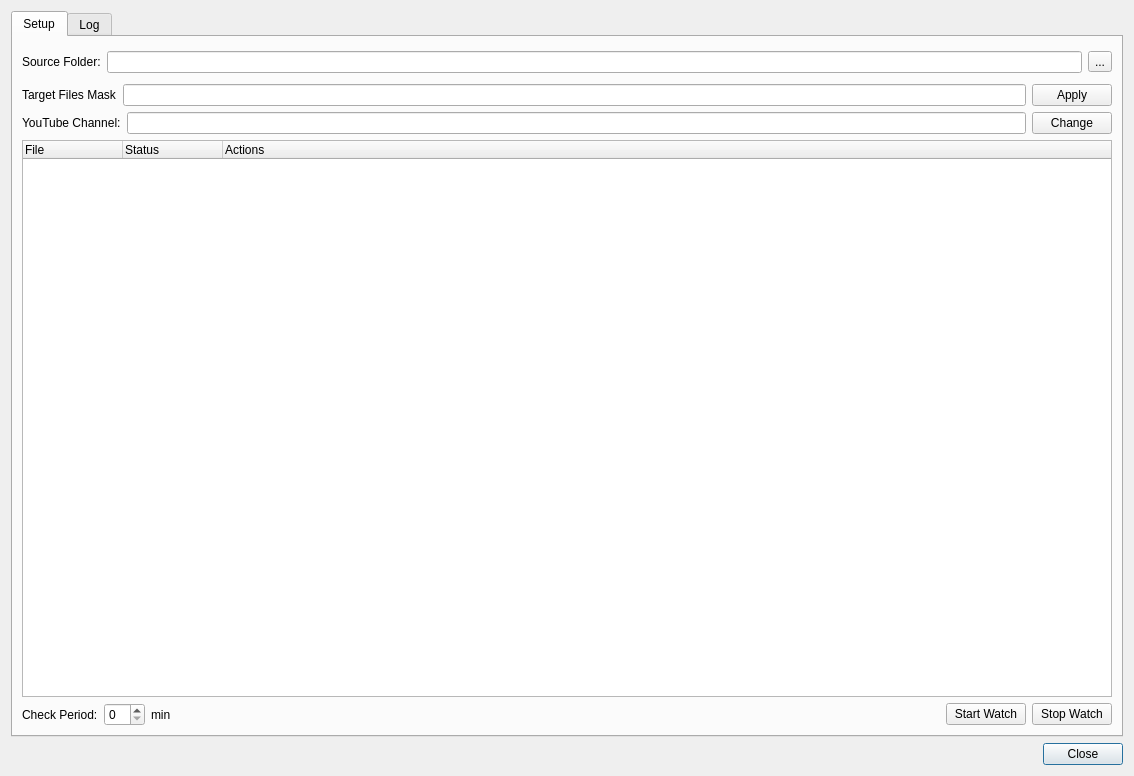
First picture: the form in main_dialog.ui, repository DiPaolo/watchdog-yt-uploader, before the edit.
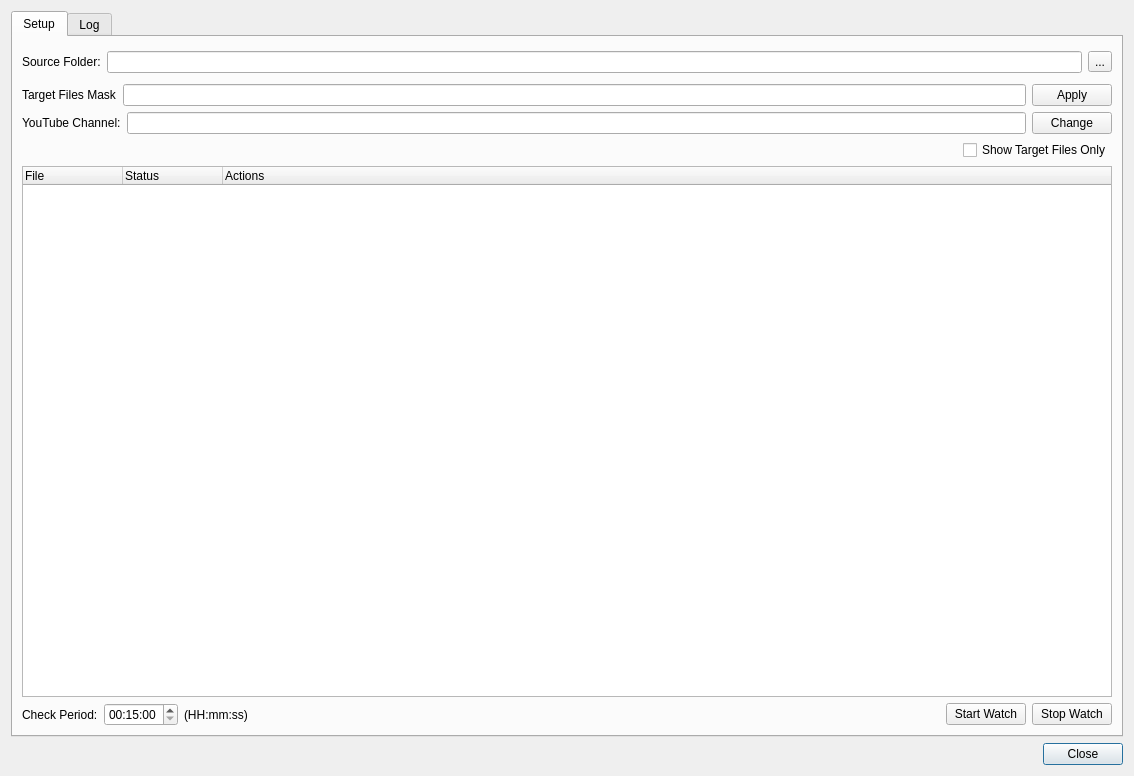
Second picture: the form after the edit.

Commit message: next portion of UI improvements

```diff
--- a/main_dialog.ui
+++ b/main_dialog.ui
@@ -129,6 +129,37 @@
         </layout>
        </item>
        <item row="3" column="0">
+        <layout class="QHBoxLayout" name="horizontalLayout_3">
+         <item>
+          <widget class="QLabel" name="target_files_stats">
+           <property name="text">
+            <string>&lt;placeholder&gt;</string>
+           </property>
+          </widget>
+         </item>
+         <item>
+          <spacer name="horizontalSpacer_2">
+           <property name="orientation">
+            <enum>Qt::Horizontal</enum>
+           </property>
+           <property name="sizeHint" stdset="0">
+            <size>
+             <width>40</width>
+             <height>20</height>
+            </size>
+           </property>
+          </spacer>
+         </item>
+         <item>
+          <widget class="QCheckBox" name="show_target_files_only">
+           <property name="text">
+            <string>Show Target Files Only</string>
+           </property>
+          </widget>
+         </item>
+        </layout>
+       </item>
+       <item row="4" column="0">
         <widget class="QTreeWidget" name="files_tree">
          <attribute name="headerStretchLastSection">
           <bool>true</bool>
@@ -150,7 +181,7 @@
          </column>
         </widget>
        </item>
-       <item row="4" column="0">
+       <item row="5" column="0">
         <layout class="QHBoxLayout" name="horizontalLayout_6">
          <item>
           <widget class="QLabel" name="label_6">
@@ -160,12 +191,23 @@
           </widget>
          </item>
          <item>
-          <widget class="QSpinBox" name="spinBox"/>
+          <widget class="QTimeEdit" name="check_period">
+           <property name="displayFormat">
+            <string>HH:mm:ss</string>
+           </property>
+           <property name="time">
+            <time>
+             <hour>0</hour>
+             <minute>15</minute>
+             <second>0</second>
+            </time>
+           </property>
+          </widget>
          </item>
          <item>
           <widget class="QLabel" name="label_7">
            <property name="text">
-            <string>min</string>
+            <string>(HH:mm:ss)</string>
            </property>
           </widget>
          </item>
```
Left out of the diff: 2 changed lines with no effect on the pictures. The commit also changes 3 other files.
